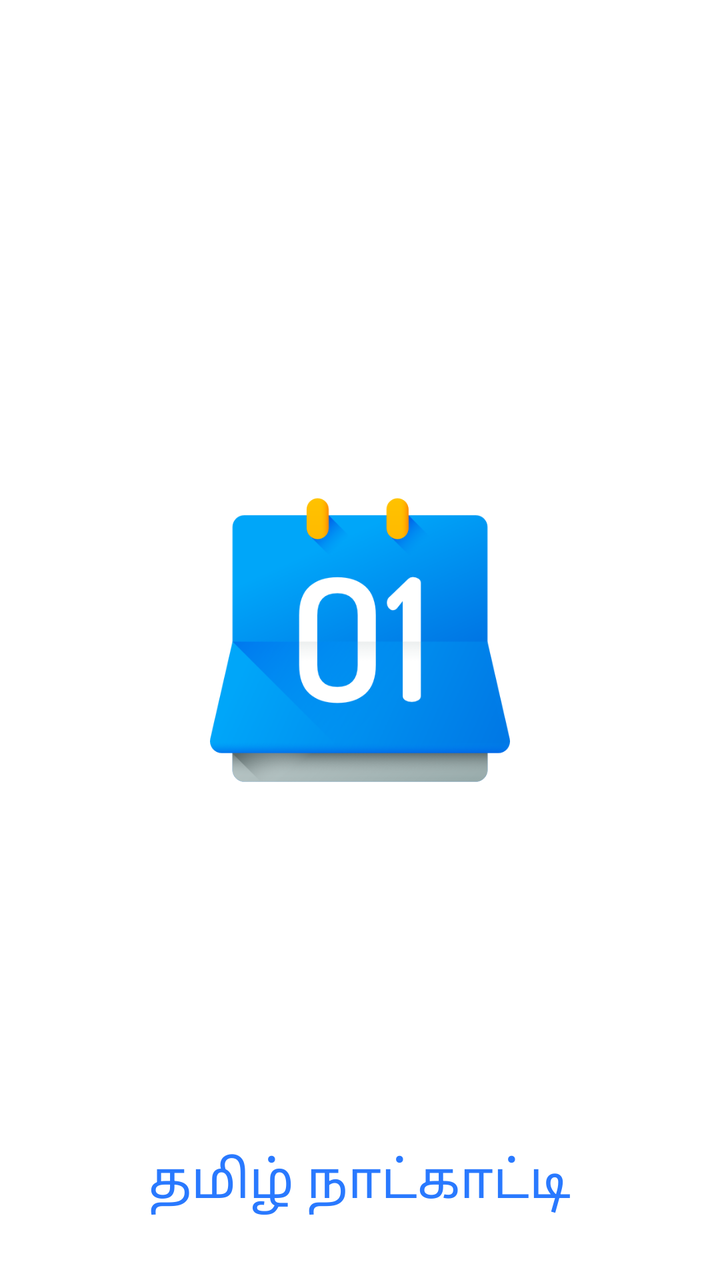
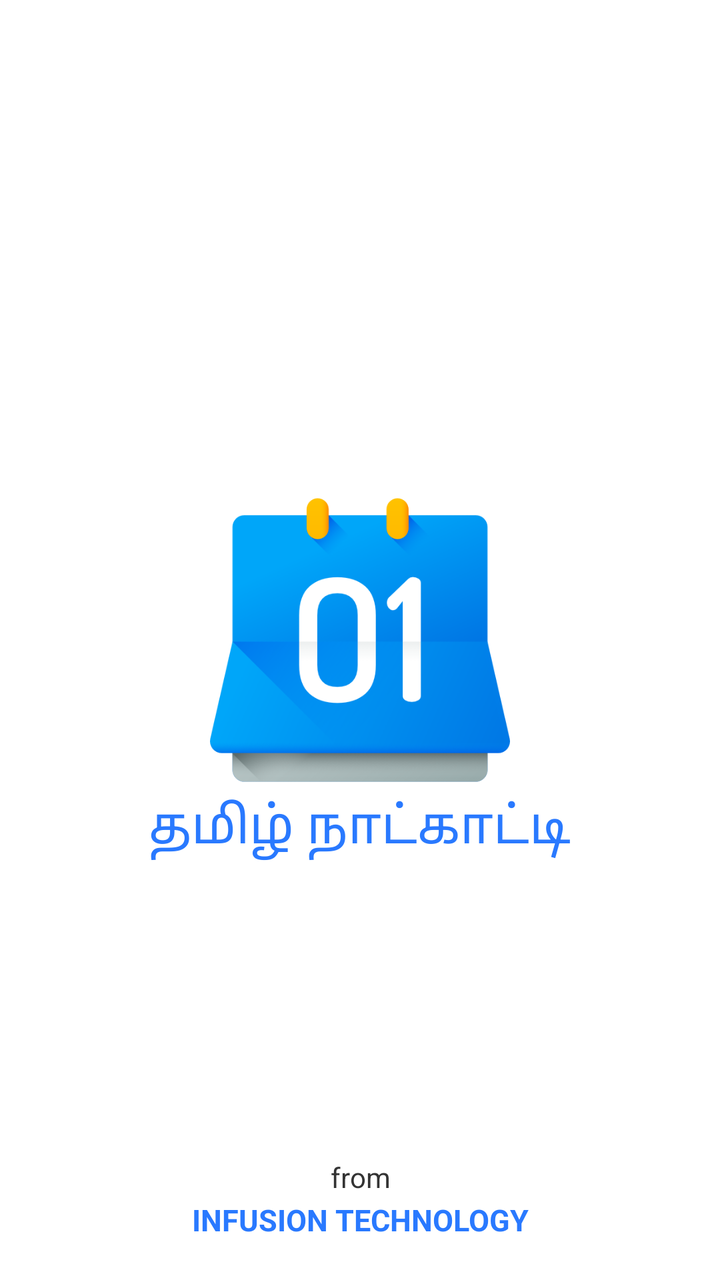

The first picture is an Android layout as it rendered before a commit; the second is the same layout after the commit. The layout source and the unified diff follow.
<!-- AndroidManifest.xml: activity theme AppTheme.NoActionBar -->
<!-- res/layout/activity_splash.xml -->
<?xml version="1.0" encoding="utf-8"?>
<RelativeLayout xmlns:android="http://schemas.android.com/apk/res/android"
    xmlns:app="http://schemas.android.com/apk/res-auto"
    xmlns:tools="http://schemas.android.com/tools"
    android:layout_width="match_parent"
    android:layout_height="match_parent"
    android:background="@color/white"
    tools:context=".ui.activity.SplashActivity">

    <ImageView
        android:layout_width="150dp"
        android:layout_height="150dp"
        android:layout_centerInParent="true"
        android:contentDescription="@null"
        android:src="@drawable/ic_logo" />

    <TextView
        android:layout_width="wrap_content"
        android:layout_height="wrap_content"
        android:layout_alignParentBottom="true"
        android:layout_centerHorizontal="true"
        android:layout_marginBottom="32dp"
        android:text="@string/title"
        android:textColor="@color/blue"
        android:textSize="26sp" />

</RelativeLayout>
<!-- resources referenced by this layout -->
<resources>
  <color name="blue">#2979ff</color>
  <color name="white">#FFFFFF</color>
  <!-- drawable ic_logo: png bitmap (drawable, 39335 bytes) -->
  <string name="title">தமிழ் நாட்காட்டி</string>
  <style name="AppTheme.NoActionBar">
          <item name="windowActionBar">false</item>
          <item name="windowNoTitle">true</item>
      </style>
</resources>

<!-- the commit's change to res/layout/activity_splash.xml (unified diff, before → after) -->
@@ -12,16 +12,40 @@
         android:layout_height="150dp"
         android:layout_centerInParent="true"
         android:contentDescription="@null"
+        android:id="@+id/logo"
         android:src="@drawable/ic_logo" />
 
     <TextView
         android:layout_width="wrap_content"
         android:layout_height="wrap_content"
-        android:layout_alignParentBottom="true"
         android:layout_centerHorizontal="true"
-        android:layout_marginBottom="32dp"
+        android:layout_below="@+id/logo"
         android:text="@string/title"
         android:textColor="@color/blue"
         android:textSize="26sp" />
 
+    <TextView
+        style="?android:textAppearanceSmall"
+        android:layout_width="match_parent"
+        android:layout_height="wrap_content"
+        android:layout_alignParentBottom="true"
+        android:layout_marginBottom="42dp"
+        android:gravity="center_horizontal"
+        android:text="from"
+        android:textColor="@color/grey_dark"
+        android:textSize="14sp"/>
+
+    <TextView
+        style="?android:textAppearanceSmall"
+        android:layout_width="match_parent"
+        android:layout_height="wrap_content"
+        android:layout_alignParentBottom="true"
+        android:layout_marginBottom="20dp"
+        android:gravity="center_horizontal"
+        android:text="INFUSION TECHNOLOGY"
+        android:textAllCaps="false"
+        android:textColor="@color/colorAccent"
+        android:textSize="15sp"
+        android:textStyle="bold" />
+
 </RelativeLayout>
<!-- resource entries referenced after the edit -->
@@ -1,6 +1,8 @@
 <!-- resources referenced by this layout -->
 <resources>
   <color name="blue">#2979ff</color>
+  <color name="colorAccent">#2979ff</color>
+  <color name="grey_dark">#333333</color>
   <color name="white">#FFFFFF</color>
   <!-- drawable ic_logo: png bitmap (drawable, 39335 bytes) -->
   <string name="title">தமிழ் நாட்காட்டி</string>
